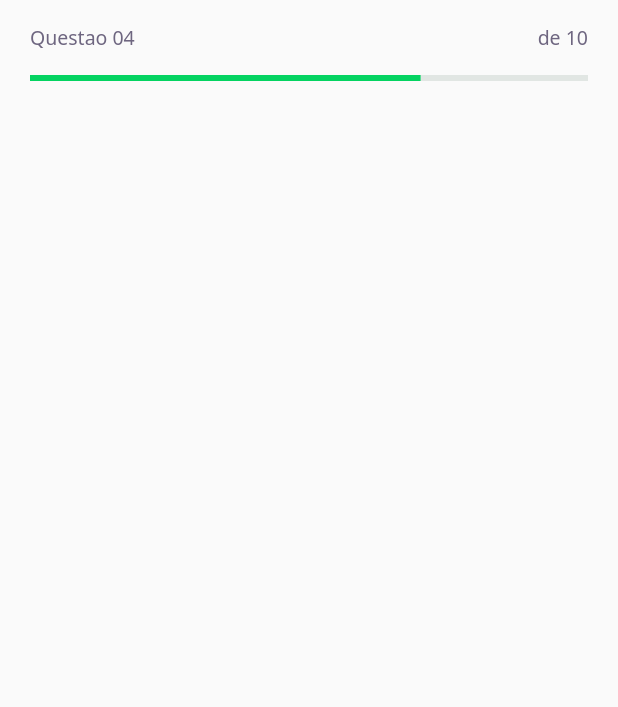
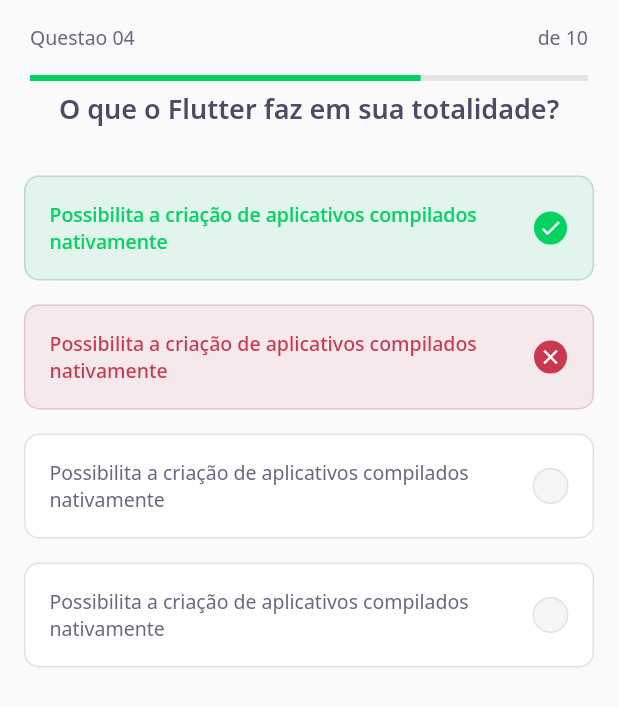
Before and after one commit to juniopereirab/DevQuiz, a Flutter app: the screen it shows after launch, on a phone screen of 412 x 824 dp. Shown: the top 707 px of the screen. Run offline on Flutter 3.47's test engine with Material 2 defaults, Android fonts, the phone set to English and light mode, and no system bars; our stand-ins replace google_fonts.

Commit message:
Create Answer and Quiz widgets to Challenge page

```diff
--- a/devquiz/lib/challenge/challenge_page.dart
+++ b/devquiz/lib/challenge/challenge_page.dart
@@ -1,4 +1,5 @@
 import 'package:devquiz/challenge/widgets/question_indicator/question_indicator_widget.dart';
+import 'package:devquiz/challenge/widgets/quiz/quiz_widget.dart';
 import 'package:flutter/material.dart';
 
 class ChallengePage extends StatefulWidget {
@@ -16,6 +17,7 @@ class _ChallengePageState extends State<ChallengePage> {
           child: QuestionIndicatorWidget(),
         ),
       ),
+      body: QuizWidget(title: "O que o Flutter faz em sua totalidade?"),
     );
   }
 }
--- /dev/null
+++ b/devquiz/lib/challenge/widgets/answer/answer_widget.dart
@@ -0,0 +1,75 @@
+import 'package:devquiz/core/core.dart';
+import 'package:flutter/material.dart';
+
+class AnswerWidget extends StatelessWidget {
+  final String title;
+  final bool isRight;
+  final bool isSelected;
+
+  const AnswerWidget({
+    Key? key,
+    required this.title,
+    this.isRight = false,
+    this.isSelected = false,
+  }) : super(key: key);
+
+  Color get _selectedColorRight =>
+      isRight ? AppColors.darkGreen : AppColors.darkRed;
+  Color get _selectedBorderRight =>
+      isRight ? AppColors.lightGreen : AppColors.lightRed;
+  Color get _selectedColorCardRight =>
+      isRight ? AppColors.lightGreen : AppColors.lightRed;
+  Color get _selectedBorderCardRight =>
+      isRight ? AppColors.green : AppColors.red;
+  TextStyle get _selectedTextStyleRight =>
+      isRight ? AppTextStyles.bodyDarkGreen : AppTextStyles.bodyDarkRed;
+  IconData get _selectedIconRight => isRight ? Icons.check : Icons.close;
+
+  @override
+  Widget build(BuildContext context) {
+    return Padding(
+      padding: const EdgeInsets.symmetric(horizontal: 16, vertical: 8),
+      child: Container(
+          padding: EdgeInsets.all(16),
+          decoration: BoxDecoration(
+            color: isSelected ? _selectedColorCardRight : AppColors.white,
+            borderRadius: BorderRadius.circular(10),
+            border: Border.fromBorderSide(
+              BorderSide(
+                color: isSelected ? _selectedBorderCardRight : AppColors.border,
+              ),
+            ),
+          ),
+          child: Row(
+            mainAxisAlignment: MainAxisAlignment.spaceBetween,
+            children: [
+              Expanded(
+                child: Text(
+                  title,
+                  style:
+                      isSelected ? _selectedTextStyleRight : AppTextStyles.body,
+                ),
+              ),
+              Container(
+                width: 24,
+                height: 24,
+                decoration: BoxDecoration(
+                  color:
+                      isSelected ? _selectedColorRight : Colors.grey.shade100,
+                  borderRadius: BorderRadius.circular(50),
+                  border: Border.fromBorderSide(
+                    BorderSide(
+                        color: isSelected
+                            ? _selectedBorderRight
+                            : AppColors.border),
+                  ),
+                ),
+                child: isSelected
+                    ? Icon(_selectedIconRight, size: 16, color: Colors.white)
+                    : null,
+              )
+            ],
+          )),
+    );
+  }
+}
--- /dev/null
+++ b/devquiz/lib/challenge/widgets/quiz/quiz_widget.dart
@@ -0,0 +1,45 @@
+import 'package:devquiz/challenge/widgets/answer/answer_widget.dart';
+import 'package:devquiz/core/app_text_styles.dart';
+import 'package:flutter/material.dart';
+
+class QuizWidget extends StatelessWidget {
+  final String title;
+
+  const QuizWidget({Key? key, required this.title}) : super(key: key);
+  @override
+  Widget build(BuildContext context) {
+    return Container(
+      child: Column(
+        children: [
+          Text(
+            title,
+            style: AppTextStyles.heading,
+          ),
+          SizedBox(
+            height: 24,
+          ),
+          AnswerWidget(
+            isSelected: true,
+            isRight: true,
+            title:
+                "Possibilita a criação de aplicativos compilados nativamente",
+          ),
+          AnswerWidget(
+            isSelected: true,
+            isRight: false,
+            title:
+                "Possibilita a criação de aplicativos compilados nativamente",
+          ),
+          AnswerWidget(
+            title:
+                "Possibilita a criação de aplicativos compilados nativamente",
+          ),
+          AnswerWidget(
+            title:
+                "Possibilita a criação de aplicativos compilados nativamente",
+          ),
+        ],
+      ),
+    );
+  }
+}
```
